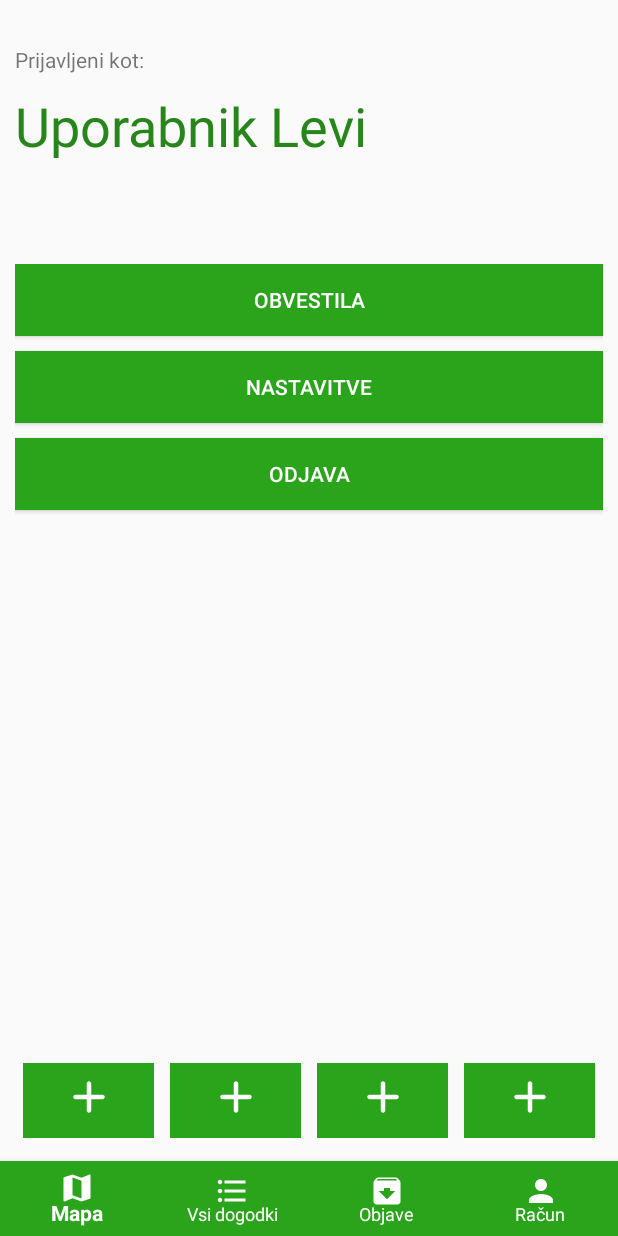
After one commit to SamGres/TrafficMonitor, an Android app: the fragment curruser placed in its activity, on a phone screen of 412 x 824 dp. The commit adds this screen. Run offline under Robolectric (Android 15) with nearby library versions, the phone set to English and light mode, and no system bars.

Commit message:
Pogledi naret, classi uvozeni, navigacija nareta

```diff
--- /dev/null
+++ b/Android/app/src/main/java/com/example/lukak/samgre/curruser.java
@@ -0,0 +1,29 @@
+package com.example.lukak.samgre;
+
+import android.content.Context;
+import android.net.Uri;
+import android.os.Bundle;
+import android.view.LayoutInflater;
+import android.view.View;
+import android.view.ViewGroup;
+import android.support.v4.app.Fragment;
+
+
+public class curruser extends Fragment {
+
+
+
+    public curruser() {
+        // Required empty public constructor
+    }
+
+//TODO horizontaln pogled
+    @Override
+    public View onCreateView(LayoutInflater inflater, ViewGroup container,
+                             Bundle savedInstanceState) {
+        // Inflate the layout for this fragment
+        return inflater.inflate(R.layout.fragment_curruser, container, false);
+    }
+
+
+}
--- /dev/null
+++ b/Android/app/src/main/res/drawable/ic_archive_white_24dp.xml
@@ -0,0 +1,5 @@
+<vector android:height="24dp" android:tint="#FFFFFF"
+    android:viewportHeight="24.0" android:viewportWidth="24.0"
+    android:width="24dp" xmlns:android="http://schemas.android.com/apk/res/android">
+    <path android:fillColor="#FF000000" android:pathData="M20.54,5.23l-1.39,-1.68C18.88,3.21 18.47,3 18,3H6c-0.47,0 -0.88,0.21 -1.16,0.55L3.46,5.23C3.17,5.57 3,6.02 3,6.5V19c0,1.1 0.9,2 2,2h14c1.1,0 2,-0.9 2,-2V6.5c0,-0.48 -0.17,-0.93 -0.46,-1.27zM12,17.5L6.5,12H10v-2h4v2h3.5L12,17.5zM5.12,5l0.81,-1h12l0.94,1H5.12z"/>
+</vector>
--- a/Android/app/src/main/res/layout/activity_main.xml
+++ b/Android/app/src/main/res/layout/activity_main.xml
@@ -80,9 +80,9 @@
             android:id="@+id/button2"
             android:layout_width="match_parent"
             android:layout_height="wrap_content"
-            android:textColor="#FFFFFF"
+            android:textColor="@color/colorPrimaryDark"
             android:layout_margin="5dp"
-            android:background="@color/colorPrimaryDark"
+            android:background="#00ffffff"
             android:elevation="10dp"
             android:text="Registracija" />
     </LinearLayout>
--- a/Android/app/src/main/res/layout/activity_register.xml
+++ b/Android/app/src/main/res/layout/activity_register.xml
@@ -136,8 +136,8 @@
             android:layout_width="match_parent"
             android:layout_height="wrap_content"
             android:layout_margin="5dp"
-            android:textColor="#FFFFFF"
-            android:background="@color/colorPrimaryDark"
+            android:textColor="@color/colorPrimaryDark"
+            android:background="#00FFFFFF"
             android:elevation="10dp"
             android:text="Nazaj" />
     </LinearLayout>
--- /dev/null
+++ b/Android/app/src/main/res/layout/fragment_curruser.xml
@@ -0,0 +1,136 @@
+<?xml version="1.0" encoding="utf-8"?>
+<RelativeLayout xmlns:android="http://schemas.android.com/apk/res/android"
+    xmlns:tools="http://schemas.android.com/tools"
+    android:layout_width="match_parent"
+    android:layout_height="match_parent"
+    android:layout_margin="10dp"
+    android:paddingTop="20dp"
+    android:orientation="vertical"
+    tools:context=".curruser">
+
+    <!-- TODO: Update blank fragment layout -->
+    <TextView
+        android:layout_width="match_parent"
+        android:layout_height="wrap_content"
+        android:layout_alignParentStart="true"
+        android:layout_alignParentTop="true"
+        android:text="Prijavljeni kot:" />
+
+    <TextView
+        android:layout_width="match_parent"
+        android:layout_height="wrap_content"
+        android:layout_alignParentStart="true"
+        android:layout_alignParentTop="true"
+        android:layout_marginTop="29dp"
+        android:paddingBottom="40dp"
+        android:text="Uporabnik Levi"
+        android:textColor="@color/colorPrimaryDark"
+        android:textSize="36dp" />
+
+    <LinearLayout
+        android:layout_width="match_parent"
+        android:layout_height="wrap_content"
+        android:layout_alignParentStart="true"
+        android:layout_alignParentTop="true"
+        android:layout_marginTop="146dp"
+        android:orientation="vertical">
+
+        <Button
+            android:layout_width="match_parent"
+            android:layout_height="wrap_content"
+            android:layout_alignParentStart="true"
+            android:layout_alignParentTop="true"
+            android:layout_marginBottom="10dp"
+            android:background="@color/colorPrimary"
+            android:elevation="5dp"
+            android:text="Obvestila"
+            android:textColor="#FFFFFF" />
+
+        <Button
+            android:layout_marginBottom="10dp"
+            android:elevation="5dp"
+            android:id="@+id/button4"
+            android:layout_width="match_parent"
+            android:layout_height="wrap_content"
+            android:layout_alignParentStart="true"
+            android:layout_alignParentTop="true"
+            android:background="@color/colorPrimary"
+            android:text="Nastavitve"
+            android:textColor="#FFFFFF" />
+
+        <Button
+            android:layout_marginBottom="10dp"
+            android:elevation="5dp"
+            android:layout_width="match_parent"
+            android:layout_height="wrap_content"
+            android:layout_alignParentStart="true"
+            android:layout_centerVertical="true"
+            android:background="@color/colorPrimary"
+            android:text="Odjava"
+            android:textColor="#FFFFFF" />
+
+    </LinearLayout>
+
+
+
+    <LinearLayout
+        android:id="@+id/socialtoolbar"
+        android:layout_width="match_parent"
+        android:layout_height="wrap_content"
+        android:layout_alignParentBottom="true"
+        android:layout_alignParentStart="true">
+
+        <ImageButton
+
+            android:layout_margin="5dp"
+            android:id="@+id/ikonafejs"
+            android:layout_width="match_parent"
+            android:layout_height="50dp"
+            android:layout_alignParentStart="true"
+            android:layout_alignParentTop="true"
+            android:layout_weight="1"
+            android:background="@color/colorPrimary"
+            android:paddingBottom="5dp"
+            android:src="@drawable/ic_add" />
+
+        <ImageButton
+            android:layout_margin="5dp"
+            android:id="@+id/ikonaig"
+            android:layout_width="match_parent"
+            android:layout_height="50dp"
+            android:layout_alignParentEnd="true"
+            android:layout_alignParentTop="true"
+            android:layout_weight="1"
+            android:background="@color/colorPrimary"
+            android:paddingBottom="5dp"
+            android:src="@drawable/ic_add" />
+
+        <ImageButton
+            android:layout_margin="5dp"
+            android:id="@+id/ikonatwitter"
+            android:layout_width="match_parent"
+            android:layout_height="50dp"
+            android:layout_alignParentEnd="true"
+            android:layout_alignParentTop="true"
+            android:layout_weight="1"
+            android:background="@color/colorPrimary"
+            android:paddingBottom="5dp"
+            android:src="@drawable/ic_add" />
+
+        <ImageButton
+            android:layout_margin="5dp"
+            android:id="@+id/ikonanet"
+            android:layout_width="match_parent"
+            android:layout_height="50dp"
+            android:layout_alignParentStart="true"
+            android:layout_alignParentTop="true"
+            android:layout_weight="1"
+            android:background="@color/colorPrimary"
+            android:paddingBottom="5dp"
+            android:src="@drawable/ic_add" />
+
+
+    </LinearLayout>
+
+
+</RelativeLayout>
--- a/Android/app/src/main/res/menu/navigation.xml
+++ b/Android/app/src/main/res/menu/navigation.xml
@@ -13,12 +13,12 @@
 
     <item
         android:id="@+id/navigation_dashboard"
-        android:icon="@drawable/ic_person_white_24dp"
+        android:icon="@drawable/ic_archive_white_24dp"
         android:title="Objave" />
 
     <item
-        android:id="@+id/navigation_notifications"
-        android:icon="@drawable/ic_info_white_24dp"
-        android:title="About" />
+        android:id="@+id/navigation_account"
+        android:icon="@drawable/ic_person_white_24dp"
+        android:title="Račun" />
 
 </menu>
--- a/Android/app/src/main/res/values/strings.xml
+++ b/Android/app/src/main/res/values/strings.xml
@@ -5,4 +5,7 @@
     <string name="title_dashboard">Dashboard</string>
     <string name="title_notifications">Notifications</string>
     <string name="title_activity_maps">Map</string>
+
+    <!-- TODO: Remove or change this placeholder text -->
+    <string name="hello_blank_fragment">Hello blank fragment</string>
 </resources>
```
Also changed, not shown: Android/app/src/main/java/com/example/lukak/samgre/ListDogodki.java (added, +37 -0 lines), Android/app/src/main/java/com/example/lukak/samgre/NavActivity.java (+6 -6 lines), Android/app/src/main/java/com/example/lukak/samgre/Post.java (added, +77 -0 lines), Android/app/src/main/java/com/example/lukak/samgre/User.java (added, +55 -0 lines), Android/app/src/main/java/com/example/lukak/samgre/listview_adapter.java (added, +38 -0 lines), Android/app/src/main/res/layout/fragment_list_dogodki.xml (added, +18 -0 lines), Android/app/src/main/res/layout/listview_template.xml (added, +47 -0 lines), Android/app/src/main/res/layout/listvse_item.xml (deleted, +0 -20 lines).
